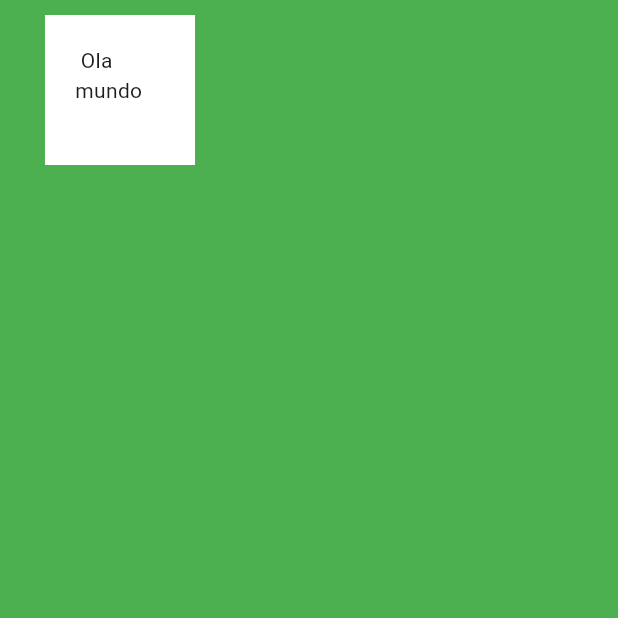
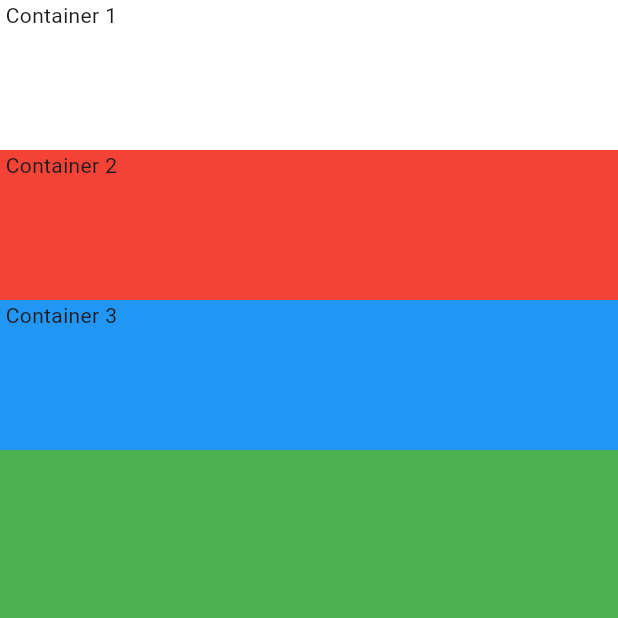
Before and after one commit to adrielhenry33/MyCard_App, a Flutter app: the screen it shows after launch, on a phone screen of 412 x 824 dp, the top half of it. Run offline on Flutter 3.47's test engine with Material 3 defaults, Android fonts, the phone set to English and light mode, and no system bars.

Commit message:
alongando todos os containres ao maximo e alinhando eles a direita

```diff
--- a/lib/main.dart
+++ b/lib/main.dart
@@ -15,14 +15,29 @@ class MyWidget extends StatelessWidget {
 			home: Scaffold(
 				backgroundColor: Colors.green,
 				body: SafeArea(
-					child: Container(
-						padding: EdgeInsets.all(20.0),
-						margin: EdgeInsets.fromLTRB(30.0, 10.0, 50.0, 20.0),
-						height: 100.0,
-						width: 100.0,
-						color: Colors.white,
-						child: Text(" Ola mundo "),
-					),
+					child: Column(
+						crossAxisAlignment: CrossAxisAlignment.end,
+						children: <Widget>[
+							Container(
+							height: 100.0,
+							width: double.infinity,
+							color: Colors.white,
+							child: Text(" Container 1 "),
+							),
+							Container(
+								width: double.infinity,
+								height: 100.0,
+								color: Colors.red,
+								child: Text(" Container 2 "),
+							),
+							 Container(
+								height:100.0,
+								width: double.infinity,
+								color: Colors.blue,
+								child: Text(" Container 3 "),
+							),
+						],
+					)
 				),
 			),
 		);
```
